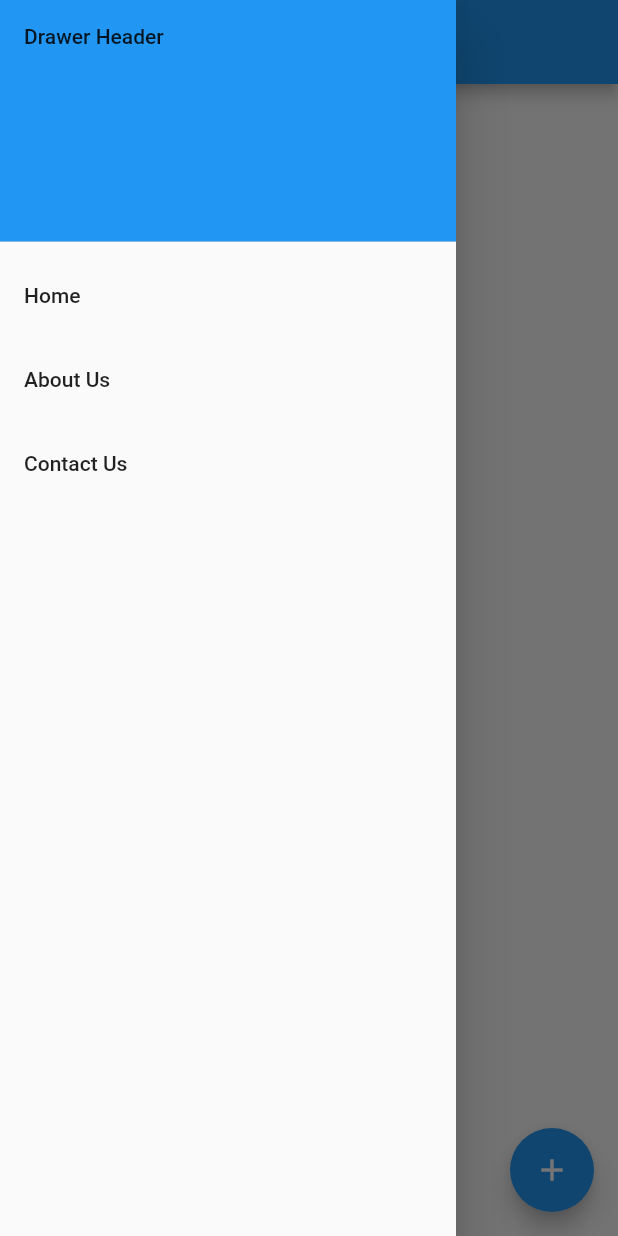
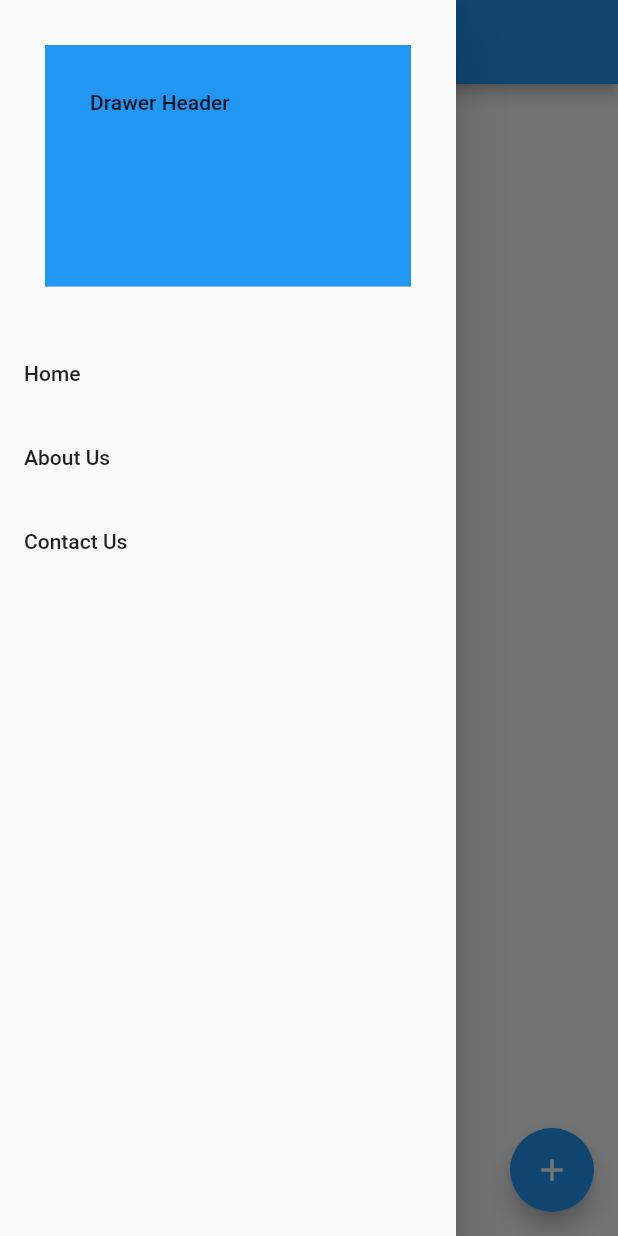
Before and after one commit to jsp8680/scaffold_stuff, a Flutter app: the screen it shows after launch, with the side drawer open, on a phone screen of 412 x 824 dp. Run offline on Flutter 3.47's test engine with Material 2 defaults, Android fonts, the phone set to English and light mode, and no system bars.

Commit message:
Final change on 03-27-23

```diff
--- a/lib/pages/home.dart
+++ b/lib/pages/home.dart
@@ -18,8 +18,11 @@ class Home extends StatelessWidget {
         child: ListView(
           children: [
             const DrawerHeader(
+              margin: EdgeInsets.all(30),
+              padding: EdgeInsets.all(30),
               decoration: BoxDecoration(
                 color: Colors.blue,
+
               ),
               child: Text('Drawer Header'),
             ),
```
